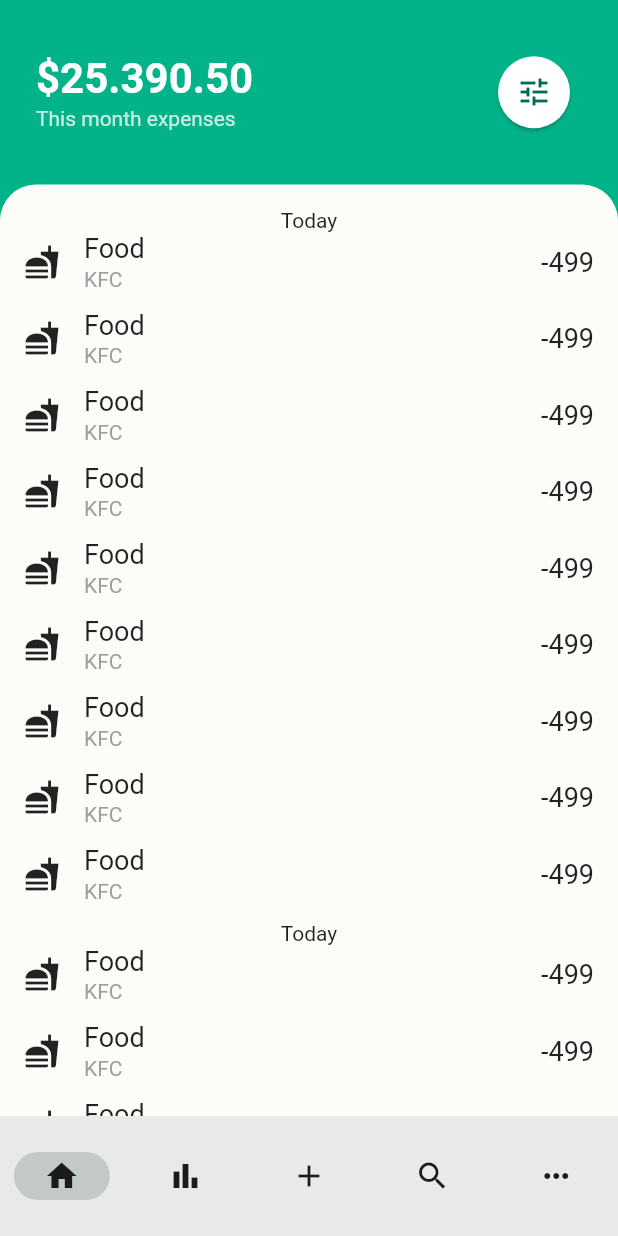
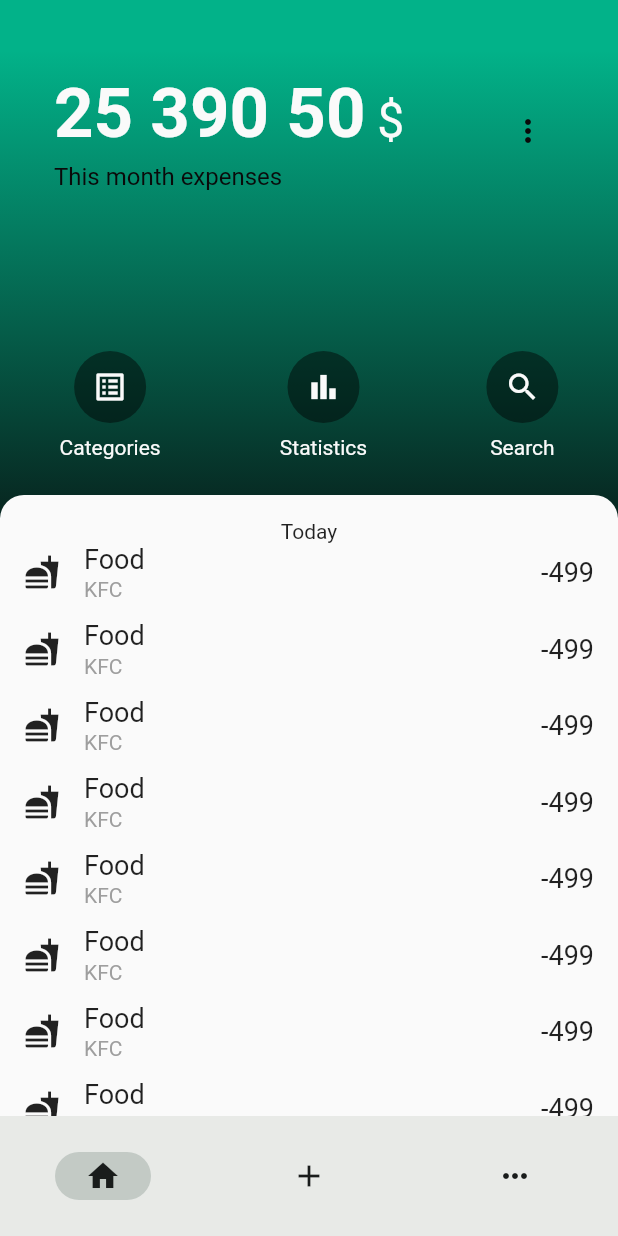
Before and after one commit to SIKV/MoneyManager, a Flutter app: the screen it shows after launch, on a phone screen of 412 x 824 dp. Run offline on Flutter 3.47's test engine with Material 2 defaults, Android fonts, the phone set to English and light mode, and no system bars; our stand-ins replace flutter_riverpod, riverpod_annotation; generated files the repository leaves out were written again.

Commit message:
Revise UI

```diff
--- a/lib/feature/transactions/transactions_page.dart
+++ b/lib/feature/transactions/transactions_page.dart
@@ -2,11 +2,13 @@ import 'package:flutter/material.dart';
 import 'package:flutter_riverpod/flutter_riverpod.dart';
 import 'package:moneymanager/feature/transactions/transaction_item.dart';
 import 'package:moneymanager/theme/icons.dart';
+import 'package:moneymanager/ui/widget/collapsing_header_content.dart';
+import 'package:moneymanager/ui/widget/header_circle_button.dart';
 
+import '../../localizations.dart';
 import '../../theme/spacings.dart';
 import '../../theme/styles.dart';
 import '../../theme/theme.dart';
-import '../../ui/widget/header_content_page.dart';
 import 'transactions_header_settings.dart';
 
 class TransactionsPage extends ConsumerWidget {
@@ -16,12 +18,17 @@ class TransactionsPage extends ConsumerWidget {
   Widget build(BuildContext context, WidgetRef ref) {
     final AppTheme appTheme = ref.watch(appThemeManagerProvider);
 
-    return HeaderContentPage(
-      headerColor: appTheme.colors.transactionsHeader,
-      primaryTitle: '\$25.390.50',
-      primarySubtitle: 'This month expenses',
-      actionIcon: AppIcons.transactionsHeaderSettings,
-      onActionPressed: () {
+    return CollapsingHeaderContent(
+      colors: appTheme.colors,
+      startColor: appTheme.colors.transactionsHeaderStart,
+      endColor: appTheme.colors.transactionsHeaderEnd,
+      collapsedHeight: 78,
+      expandedHeight: 346,
+      title: '25 390 50',
+      titleSuffix: ' \$',
+      subtitle: 'This month expenses',
+      primaryAction: AppIcons.transactionsHeaderSettings,
+      onPrimaryActionPressed: () {
         showModalBottomSheet(
           context: context,
           isScrollControlled: true,
@@ -30,12 +37,36 @@ class TransactionsPage extends ConsumerWidget {
           },
         );
       },
-      content: ListView.builder(
-        itemCount: 25,
-        padding: const EdgeInsets.all(Spacings.four),
-        itemBuilder: (context, index) {
+      secondaryActions: [
+        HeaderCircleButton(
+          title: Strings.categoriesPageTitle.localized(context),
+          icon: AppIcons.categoriesPage,
+          onPressed: () { },
+        ),
+        HeaderCircleButton(
+          title: Strings.statisticsPageTitle.localized(context),
+          icon: AppIcons.statisticsPage,
+          onPressed: () { },
+        ),
+        HeaderCircleButton(
+          title: Strings.searchPageTitle.localized(context),
+          icon: AppIcons.searchPage,
+          onPressed: () { },
+        ),
+      ],
+      sliver: sampleList(),
+    );
+  }
+
+  Widget sampleList() {
+    return SliverPadding(
+      padding: const EdgeInsets.only(left: 16, right: 16),
+      sliver: SliverList(
+        delegate: SliverChildBuilderDelegate((BuildContext context, int index) {
           return (index % 10 != 0) ? _item() : _sectionItem();
-        },
+          },
+          childCount: 35,
+        ),
       ),
     );
   }
--- a/lib/localizations.dart
+++ b/lib/localizations.dart
@@ -3,9 +3,10 @@ import 'package:flutter/widgets.dart';
 
 class Strings {
   static const String transactionsPageTitle = 'transactionsPageTitle';
+  static const String morePageTitle = 'morePageTitle';
+  static const String categoriesPageTitle = 'categoriesPageTitle';
   static const String statisticsPageTitle = 'statisticsPageTitle';
   static const String searchPageTitle = 'searchPageTitle';
-  static const String morePageTitle = 'morePageTitle';
 }
 
 extension GetLocalizedString on String {
@@ -41,15 +42,17 @@ class AppLocalizations {
   static const _localized = <String, Map<String, String>>{
     'en': {
       Strings.transactionsPageTitle: 'Transactions',
+      Strings.morePageTitle: 'More',
+      Strings.categoriesPageTitle: 'Categories',
       Strings.statisticsPageTitle: 'Statistics',
       Strings.searchPageTitle: 'Search',
-      Strings.morePageTitle: 'More',
     },
     'uk': {
       Strings.transactionsPageTitle: 'Транзакції',
+      Strings.morePageTitle: 'Ще',
+      Strings.categoriesPageTitle: 'Категорії',
       Strings.statisticsPageTitle: 'Статистика',
       Strings.searchPageTitle: 'Пошук',
-      Strings.morePageTitle: 'Більше',
     }
   };
 }
--- a/lib/theme/colors.dart
+++ b/lib/theme/colors.dart
@@ -3,9 +3,17 @@ import 'package:flutter/material.dart';
 abstract class AppColors {
   ColorScheme get colorScheme;
 
-  Color get transactionsHeader => const Color(0xFF02B289);
-  Color get statisticsHeader => const Color(0xFF02B289);
-  Color get moreHeader => const Color(0xFFd5bdaf);
+  Color get alwaysWhite => const Color(0xFFFAFAFA);
+  Color get alwaysBlack => const Color(0xFF0A0A0A);
+
+  Color get transactionsHeaderStart => const Color(0xFF02B289);
+  Color get transactionsHeaderEnd => const Color(0xFF07251F);
+
+  Color get statisticsHeaderStart => const Color(0xFF3074FF);
+  Color get statisticsHeaderEnd => const Color(0xFFD244E7);
+
+  Color get moreHeaderStart => const Color(0xFF607677);
+  Color get moreHeaderEnd => const Color(0xFF0D82A4);
 }
 
 class LightAppColors extends AppColors {
--- a/lib/theme/icons.dart
+++ b/lib/theme/icons.dart
@@ -2,10 +2,13 @@ import 'package:flutter/material.dart';
 
 class AppIcons {
   static const IconData transactionsPage = Icons.home;
+  static const IconData morePage = Icons.more_horiz;
+  static const IconData categoriesPage = Icons.list_alt;
   static const IconData statisticsPage = Icons.bar_chart_sharp;
   static const IconData searchPage = Icons.search;
-  static const IconData morePage = Icons.more_horiz;
 
-  static const IconData transactionsHeaderSettings = Icons.tune;
-  static const IconData statisticsDateRange = Icons.calendar_today;
+  static const IconData transactionsHeaderSettings = Icons.more_vert;
+  static const IconData moreSetDarkTheme = Icons.dark_mode_rounded;
+  static const IconData moreSetLightTheme = Icons.light_mode_rounded;
+  static const IconData statisticsDateRange = Icons.calendar_today_outlined;
 }
--- /dev/null
+++ b/lib/ui/widget/header_circle_button.dart
@@ -0,0 +1,52 @@
+import 'package:flutter/material.dart';
+import 'package:flutter_riverpod/flutter_riverpod.dart';
+import 'package:moneymanager/theme/colors.dart';
+import 'package:moneymanager/theme/theme.dart';
+
+import '../../theme/spacings.dart';
+
+class HeaderCircleButton extends ConsumerWidget {
+  final String title;
+  final IconData icon;
+  final VoidCallback onPressed;
+
+  const HeaderCircleButton({
+    Key? key,
+    required this.title,
+    required this.icon,
+    required this.onPressed,
+  }) : super(key: key);
+
+  @override
+  Widget build(BuildContext context, WidgetRef ref) {
+    AppColors colors = ref
+        .read(appThemeManagerProvider.notifier)
+        .theme
+        .colors;
+
+    return InkWell(
+      onTap: onPressed,
+      child: Column(
+        mainAxisSize: MainAxisSize.min,
+        children: [
+          Container(
+            padding: const EdgeInsets.all(Spacings.three),
+            decoration: const BoxDecoration(
+                color: Colors.black45,
+                shape: BoxShape.circle
+            ),
+            child: Icon(icon,
+              color: colors.alwaysWhite,
+            ),
+          ),
+          const SizedBox(height: Spacings.two),
+          Text(title,
+            style: TextStyle(
+              color: colors.alwaysWhite,
+            ),
+          ),
+        ],
+      ),
+    );
+  }
+}
--- a/lib/ui/widget/header_content_page.dart
+++ /dev/null
@@ -1,129 +0,0 @@
-import 'package:flutter/material.dart';
-import 'package:flutter_riverpod/flutter_riverpod.dart';
-import 'package:moneymanager/theme/radius.dart';
-
-import '../../theme/colors.dart';
-import '../../theme/spacings.dart';
-import '../../theme/theme.dart';
-
-class HeaderContentPage extends ConsumerWidget {
-  final Color headerColor;
-
-  final String primaryTitle;
-  final String primarySubtitle;
-
-  final String? secondaryTitle;
-  final String? secondarySubtitle;
-
-  final IconData? actionIcon;
-  final VoidCallback? onActionPressed;
-
-  final Widget content;
-  final Radius contentBorderRadius;
-
-  const HeaderContentPage({
-    Key? key,
-    required this.headerColor,
-    required this.primaryTitle,
-    required this.primarySubtitle,
-    this.secondaryTitle,
-    this.secondarySubtitle,
-    this.actionIcon,
-    this.onActionPressed,
-    required this.content,
-    this.contentBorderRadius = AppRadius.bigger,
-  }) : super(key: key);
-
-  @override
-  Widget build(BuildContext context, WidgetRef ref) {
-    final AppTheme appTheme = ref.watch(appThemeManagerProvider);
-
-    return ColoredBox(
-      color: headerColor,
-      child: Column(
-        children: [
-          _header(context, appTheme.colors),
-          _content(appTheme.colors),
-        ],
-      ),
-    );
-  }
-
-  Widget _header(BuildContext context, AppColors colors) {
-    return Padding(
-      padding: EdgeInsets.only(
-        top: MediaQuery
-            .of(context)
-            .padding
-            .top + 36,
-        left: 24,
-        right: 24,
-        bottom: 36,
-      ),
-      child: Row(
-        mainAxisAlignment: MainAxisAlignment.spaceBetween,
-        children: [
-          Column(
-            crossAxisAlignment: CrossAxisAlignment.start,
-            children: [
-              Text(primaryTitle,
-                style: TextStyle(
-                  color: colors.colorScheme.onPrimary,
-                  fontSize: 28,
-                  fontWeight: FontWeight.w700,
-                ),
-              ),
-              const SizedBox(
-                height: 2,
-              ),
-              Text(primarySubtitle,
-                style: TextStyle(
-                  color: colors.colorScheme.onPrimary.withAlpha(200),
-                  fontSize: 14,
-                  fontWeight: FontWeight.w400,
-                ),
-              ),
-            ],
-          ),
-          _actionButton(colors),
-        ],
-      ),
-    );
-  }
-
-  Widget _actionButton(AppColors colors) {
-    if (actionIcon != null) {
-      return ElevatedButton(
-        onPressed: onActionPressed,
-        style: ElevatedButton.styleFrom(
-          elevation: 1,
-          shape: const CircleBorder(),
-          padding: const EdgeInsets.all(Spacings.three),
-          backgroundColor: colors.colorScheme.onPrimary,
-          foregroundColor: headerColor,
-        ),
-        child: Icon(actionIcon,
-          color: colors.colorScheme.primary,
-        ),
-      );
-    } else {
-      return Container();
-    }
-  }
-
-  Widget _content(AppColors colors) {
-    return Expanded(
-      child: Container(
-        width: double.infinity,
-        decoration: BoxDecoration(
-          color: colors.colorScheme.background,
-          borderRadius: BorderRadius.only(
-            topLeft: contentBorderRadius,
-            topRight: contentBorderRadius,
-          ),
-        ),
-        child: content,
-      ),
-    );
-  }
-}
```
Also changed, not shown: lib/feature/more/more_page.dart (+14 -9 lines), lib/feature/statistics/statistics_page.dart (+13 -9 lines), lib/ui/home_page.dart (+2 -14 lines), lib/ui/widget/collapsing_header_content.dart (added, +351 -0 lines).
